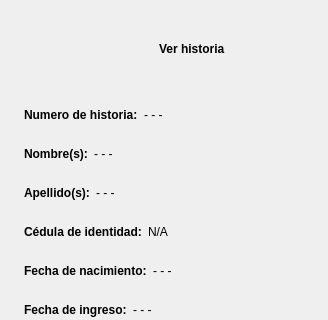
Before: the Qt Designer form dlgverhistoria.ui in Gabnz/Spectrasoft, drawn with Qt 5; both pictures show x 0 to 328 and y 0 to 320 of the 328 by 624 pixel window.
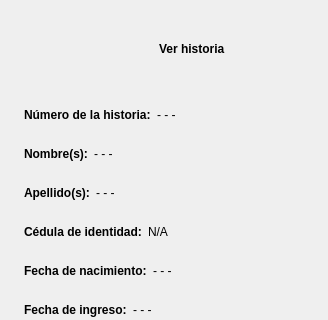
After: the same form once the commit is applied. Icons and pictures are not drawn.

```diff
--- a/dlgverhistoria.ui
+++ b/dlgverhistoria.ui
@@ -140,7 +140,7 @@
                 </font>
                </property>
                <property name="text">
-                <string>&lt;html&gt;&lt;head/&gt;&lt;body&gt;&lt;p&gt;Numero de historia:&lt;/p&gt;&lt;/body&gt;&lt;/html&gt;</string>
+                <string>&lt;html&gt;&lt;head/&gt;&lt;body&gt;&lt;p&gt;Número de la historia:&lt;/p&gt;&lt;/body&gt;&lt;/html&gt;</string>
                </property>
               </widget>
              </item>
```
